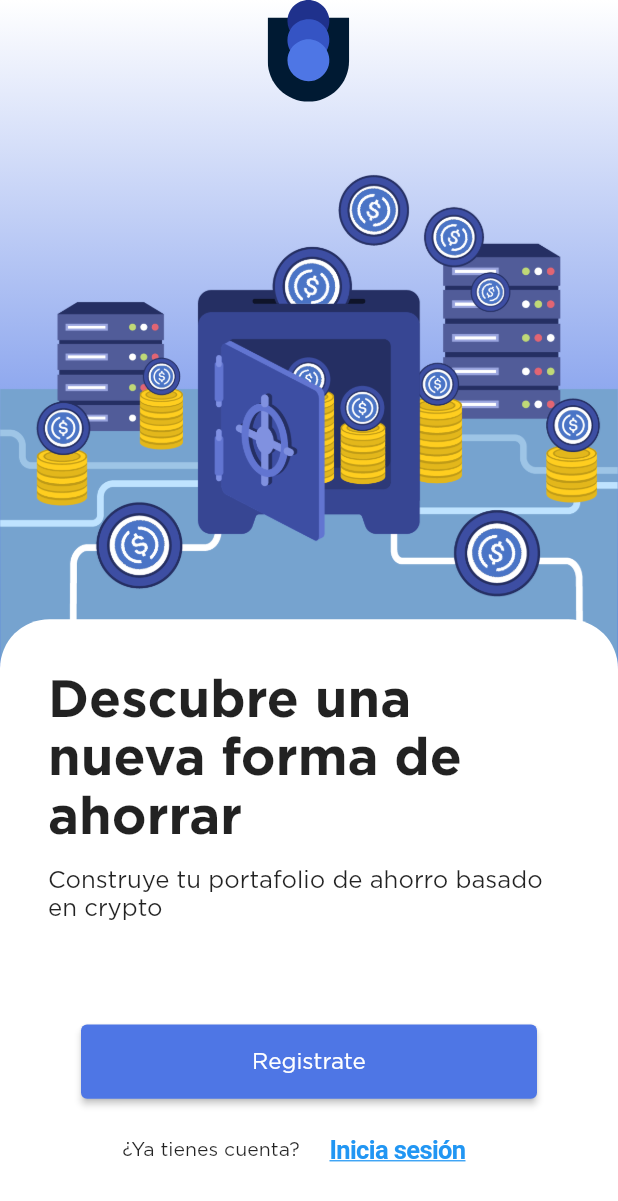
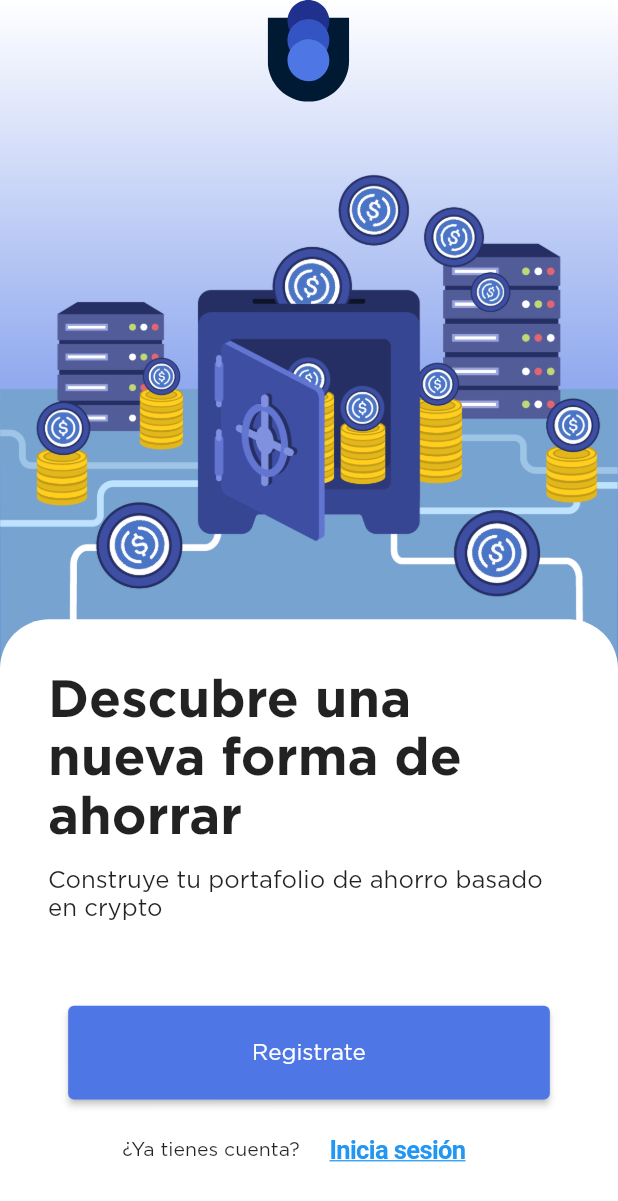
Before and after one commit to Alcancia-io/Alcancia-FrontEnd, a Flutter app: the screen it shows after launch, on a phone screen of 412 x 824 dp. Shown: the top 1201 px of the screen. Run offline on Flutter 3.47's test engine with Material 2 defaults, Android fonts, the phone set to English and light mode, and no system bars; our stand-ins replace flutter_dotenv, flutter_riverpod, flutter_secure_storage, flutter_svg, go_router, graphql_flutter and 1 more; generated files the repository leaves out were written again; network calls fail.

Commit message:
fix: use Responsive in login and welcome

```diff
--- a/lib/src/features/welcome/presentation/welcome_screen.dart
+++ b/lib/src/features/welcome/presentation/welcome_screen.dart
@@ -1,5 +1,6 @@
 import 'package:alcancia/src/shared/components/alcancia_button.dart';
 import 'package:alcancia/src/shared/components/alcancia_logo.dart';
+import 'package:alcancia/src/shared/services/responsive_service.dart';
 import 'package:flutter/cupertino.dart';
 import 'package:alcancia/src/resources/colors/colors.dart';
 import 'package:flutter/material.dart';
@@ -14,7 +15,10 @@ class WelcomeScreen extends StatelessWidget {
   @override
   Widget build(BuildContext context) {
     final size = MediaQuery.of(context).size;
+    final screenHeight = size.height;
+    final screenWidth = size.width;
     var pattern = getPattern(context);
+    final ResponsiveService responsiveService = ResponsiveService();
     return Query(
       options: QueryOptions(document: gql(meQuery)),
       builder: (QueryResult<Object?> result,
@@ -66,7 +70,6 @@ class WelcomeScreen extends StatelessWidget {
                         child: Column(
                           crossAxisAlignment: CrossAxisAlignment.center,
                           mainAxisAlignment: MainAxisAlignment.center,
-
                           children: [
                             const Text(
                               "Descubre una nueva forma de ahorrar",
@@ -84,15 +87,21 @@ class WelcomeScreen extends StatelessWidget {
                             const Spacer(),
                             AlcanciaButton(
                               color: alcanciaLightBlue,
-                              width: 304,
-                              height: size.height*0.06,
+                              width: responsiveService.getWidthPixels(
+                                  304, screenWidth),
+                              height: responsiveService.getHeightPixels(
+                                  64, screenHeight),
                               buttonText: "Registrate",
                               onPressed: () {
                                 context.push('/registration');
                               },
                             ),
                             Padding(
-                              padding:  EdgeInsets.only(top: size.height*0.01),
+                              padding: EdgeInsets.only(
+                                  top: responsiveService.getHeightPixels(
+                                8,
+                                screenHeight,
+                              )),
                               child: Row(
                                 crossAxisAlignment: CrossAxisAlignment.center,
                                 mainAxisAlignment: MainAxisAlignment.center,
```
Also changed, not shown: lib/src/features/login/presentation/login_screen.dart (+9 -2 lines).
